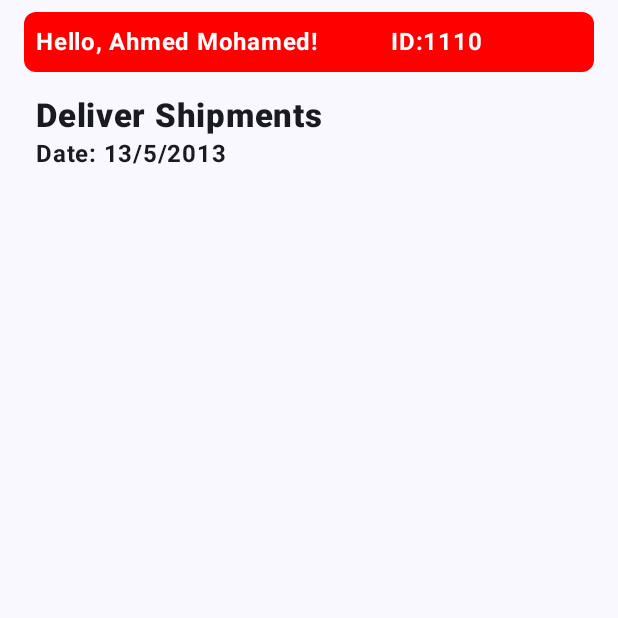
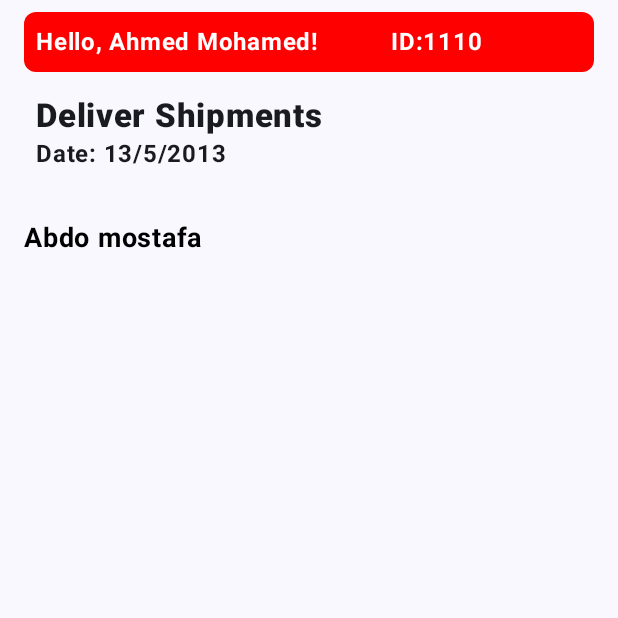
Before and after one commit to abdomostafa1/JetpackComposeApp, an Android app built with Jetpack Compose: the screen it shows after launch (MainActivity), on a phone screen of 412 x 824 dp, the top half of it. Run offline under Robolectric (Android 15) with nearby library versions, the phone set to English and light mode, and no system bars; our stand-ins replace Dagger/Hilt's generated code; network calls fail.

Commit message:
using constrain layout (refs-guidlelines-chains) and LazyGrid layout

```diff
--- a/app/build.gradle
+++ b/app/build.gradle
@@ -80,5 +80,5 @@ dependencies {
     implementation 'com.squareup.retrofit2:retrofit:2.9.0'
     implementation 'com.squareup.retrofit2:converter-gson:2.9.0'
 
-
+    implementation "androidx.constraintlayout:constraintlayout-compose:1.0.1"
 }
--- a/app/src/main/AndroidManifest.xml
+++ b/app/src/main/AndroidManifest.xml
@@ -9,9 +9,9 @@
         android:allowBackup="true"
         android:dataExtractionRules="@xml/data_extraction_rules"
         android:fullBackupContent="@xml/backup_rules"
-        android:icon="@mipmap/ic_launcher"
+        android:icon="@mipmap/app_icon"
         android:label="@string/app_name"
-        android:roundIcon="@mipmap/ic_launcher_round"
+        android:roundIcon="@mipmap/app_icon"
         android:supportsRtl="true"
         android:theme="@style/Theme.MyApplication"
         tools:targetApi="31">
--- a/app/src/main/java/com/example/myapplication/composable/BoldText.kt
+++ b/app/src/main/java/com/example/myapplication/composable/BoldText.kt
@@ -1,13 +1,22 @@
 package com.example.myapplication.composable
 
+import androidx.compose.foundation.background
 import androidx.compose.material3.Text
 import androidx.compose.runtime.Composable
+import androidx.compose.ui.Modifier
 import androidx.compose.ui.graphics.Color
 import androidx.compose.ui.text.font.FontWeight
 import androidx.compose.ui.unit.sp
 import com.example.myapplication.R
 
 @Composable
-fun BoldText(text: String, textColor: Color) {
-    Text(text = text, fontSize = 18.sp, fontWeight = FontWeight.Bold, color = textColor, maxLines = 1)
+fun BoldText(text: String, textColor: Color,modifier: Modifier=Modifier) {
+    Text(
+        text = text,
+        fontSize = 18.sp,
+        fontWeight = FontWeight.Bold,
+        color = textColor,
+        maxLines = 1,
+        modifier=modifier
+    )
 }
--- a/app/src/main/java/com/example/myapplication/screen/PickupScreen.kt
+++ b/app/src/main/java/com/example/myapplication/screen/PickupScreen.kt
@@ -18,6 +18,10 @@ import androidx.compose.foundation.layout.padding
 import androidx.compose.foundation.layout.width
 import androidx.compose.foundation.lazy.LazyColumn
 import androidx.compose.foundation.lazy.LazyRow
+import androidx.compose.foundation.lazy.grid.GridCells
+import androidx.compose.foundation.lazy.grid.GridItemSpan
+import androidx.compose.foundation.lazy.grid.LazyVerticalGrid
+import androidx.compose.foundation.lazy.grid.items
 import androidx.compose.foundation.lazy.items
 import androidx.compose.foundation.shape.RoundedCornerShape
 import androidx.compose.material3.CardDefaults
@@ -84,6 +88,7 @@ private fun PickupContent(
     onClickDocument: (String) -> Unit,
     onClickPickupCard: (Int) -> Unit
 ) {
+
     Column(
         modifier = Modifier
             .fillMaxSize()
@@ -116,47 +121,30 @@ private fun PickupContent(
         Text(
             text = "Date: 13/5/2013",
             fontSize = 16.sp,
-            fontWeight = FontWeight.Bold, modifier = Modifier.padding(start = 8.dp)
+            fontWeight = FontWeight.Bold,
+            modifier = Modifier.padding(start = 8.dp)
         )
         Spacer(modifier = Modifier.height(32.dp))
 
-        LazyColumn(contentPadding = PaddingValues(bottom = 16.dp),verticalArrangement = Arrangement.spacedBy(16.dp)) {
-            if (pickups.isNotEmpty())
-            item {
-                BoldText(text = "Lazy Row", textColor = Color.Black)
+        LazyVerticalGrid(
+            columns = GridCells.Fixed(2),
+            verticalArrangement = Arrangement.spacedBy(8.dp),
+            horizontalArrangement = Arrangement.spacedBy(8.dp),
+            contentPadding = PaddingValues(bottom = 8.dp)
+        ) {
+
+            item (span={
+                GridItemSpan(2)
+            }){
+                BoldText(text = "Abdo mostafa", textColor = Color.Black)
             }
 
-            item {
-                LazyRow (horizontalArrangement = Arrangement.spacedBy(16.dp)){
-                    items(pickups) { item ->
-                        val cardColor = getCardColor(item.statusId)
-                        PickupItem(
-                            pickupRecord = item,
-                            cardColor = CardDefaults.cardColors(Color.Yellow),
-                            context = context,
-                            modifier = Modifier
-                                .fillMaxWidth()
-                                .clickable { onClickPickupCard(item.pickupRequestId) }
-                                .animateItemPlacement(),
-                            onClickLocation = onClickLocation,
-                            onClickCall = onClickCall,
-                            onClickEmail = onClickEmail,
-                            onClickDocument = onClickDocument
-                        )
-                    }
-                }
-            }
-
-            if (pickups.isNotEmpty())
-            item {
-                BoldText(text = "Lazy Column", textColor = Color.Black)
-            }
             items(items = pickups, key = {
                 it.pickupRequestId
             }) { item: PickupRecord ->
+
                 val cardColor = getCardColor(item.statusId)
-                PickupItem(
-                    pickupRecord = item,
+                PickupItem(pickupRecord = item,
                     cardColor = CardDefaults.cardColors(cardColor),
                     context = context,
                     modifier = Modifier
@@ -166,9 +154,99 @@ private fun PickupContent(
                     onClickLocation = onClickLocation,
                     onClickCall = onClickCall,
                     onClickEmail = onClickEmail,
-                    onClickDocument = onClickDocument
-                )
+                    onClickDocument = onClickDocument)
+
             }
+
         }
     }
+
+//        LazyColumn(
+//            contentPadding = PaddingValues(bottom = 16.dp),
+//            verticalArrangement = Arrangement.spacedBy(16.dp)
+//        ) {
+
+//            item {
+//                LazyRow (horizontalArrangement = Arrangement.spacedBy(16.dp)){
+//                    items(pickups) { item ->
+//                        val cardColor = getCardColor(item.statusId)
+//                        PickupItem(
+//                            pickupRecord = item,
+//                            cardColor = CardDefaults.cardColors(Color.Yellow),
+//                            context = context,
+//                            modifier = Modifier
+//                                .fillMaxWidth()
+//                                .clickable { onClickPickupCard(item.pickupRequestId) }
+//                                .animateItemPlacement(),
+//                            onClickLocation = onClickLocation,
+//                            onClickCall = onClickCall,
+//                            onClickEmail = onClickEmail,
+//                            onClickDocument = onClickDocument
+//                        )
+//                    }
+//                }
+//            }
+
+
+//            if (pickups.isNotEmpty())
+//                stickyHeader(key = -1) {
+//                    BoldText(
+//                        text = "Number 1",
+//                        textColor = Color.Black,
+//                        modifier = stickyHeaderModifier
+//                    )
+//                }
+//
+//            items(items = pickups, key = {
+//                it.pickupRequestId
+//            }) { item: PickupRecord ->
+//                val cardColor = getCardColor(item.statusId)
+//                PickupItem(pickupRecord = item,
+//                    cardColor = CardDefaults.cardColors(cardColor),
+//                    context = context,
+//                    modifier = Modifier
+//                        .fillMaxWidth()
+//                        .clickable { onClickPickupCard(item.pickupRequestId) }
+//                        .animateItemPlacement(),
+//                    onClickLocation = onClickLocation,
+//                    onClickCall = onClickCall,
+//                    onClickEmail = onClickEmail,
+//                    onClickDocument = onClickDocument)
+//            }
+//
+//
+//            if (pickups.isNotEmpty())
+//                stickyHeader(key = -2) {
+//                    BoldText(
+//                        text = "Number 2",
+//                        textColor = Color.Black,
+//                        modifier = stickyHeaderModifier
+//                    )
+//                }
+//
+//            items(items = pickups, key = {
+//                it.pickupRequestId + 1000
+//            }) { item: PickupRecord ->
+//                val cardColor = getCardColor(item.statusId)
+//                PickupItem(
+//                    pickupRecord = item,
+//                    cardColor = CardDefaults.cardColors(cardColor),
+//                    context = context,
+//                    modifier = Modifier
+//                        .fillMaxWidth()
+//                        .clickable { onClickPickupCard(item.pickupRequestId) }
+//                        .animateItemPlacement(),
+//                    onClickLocation = onClickLocation,
+//                    onClickCall = onClickCall,
+//                    onClickEmail = onClickEmail,
+//                    onClickDocument = onClickDocument
+//                )
+//            }
+//        }
+//    }
 }
+
+val stickyHeaderModifier = Modifier
+    .fillMaxWidth()
+    .background(color = Color.White)
+    .padding(bottom = 8.dp)
```
Also changed, not shown: app/src/main/java/com/example/myapplication/composable/NormalText.kt (+9 -2 lines), app/src/main/java/com/example/myapplication/composable/SmallText.kt (+10 -2 lines), app/src/main/java/com/example/myapplication/screen/TestScreen.kt (added, +140 -0 lines), app/src/main/res/mipmap-hdpi/app_icon.png (added).
